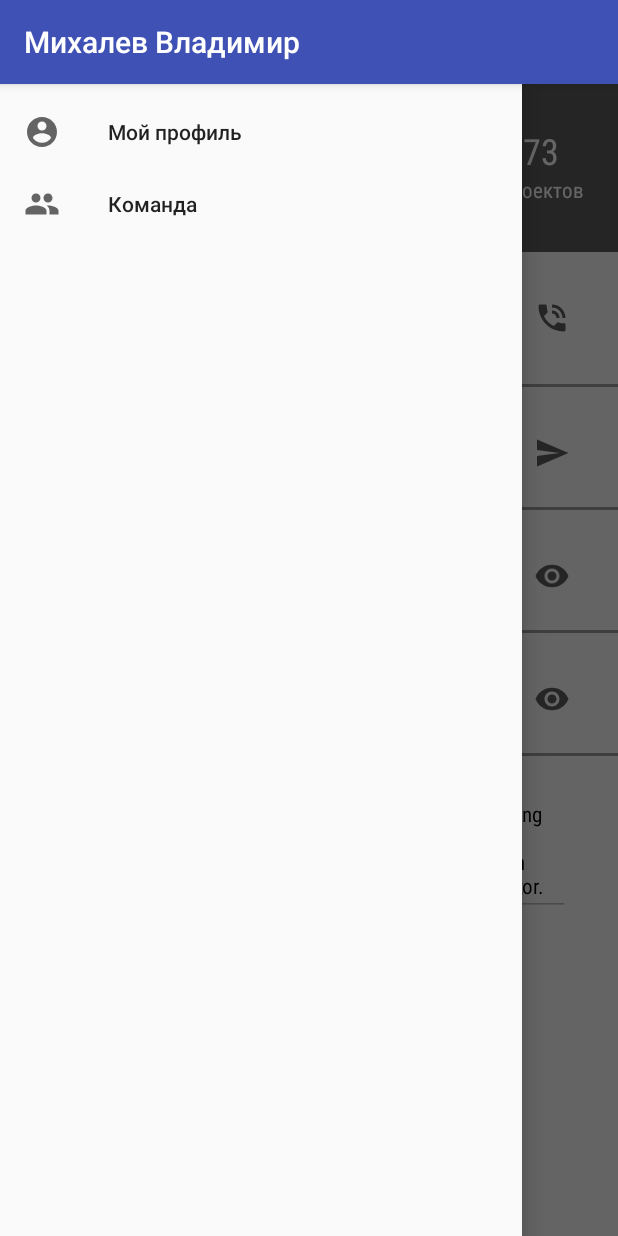
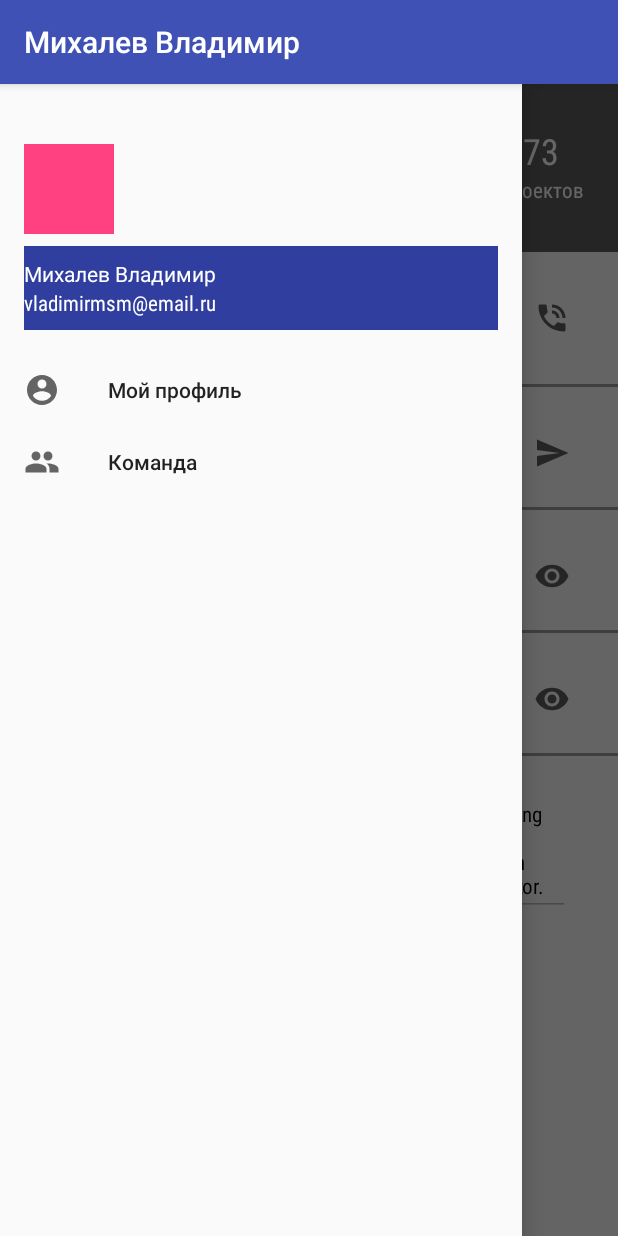
Before and after one commit to VladimirMi/DevIntensive, an Android app: the screen it shows after launch (MainActivity), with the side drawer open, on a phone screen of 412 x 824 dp. Run offline under Robolectric (Android 15) with nearby library versions, the phone set to English and light mode, and no system bars; 2 statements that could not run were skipped.

Commit message:
Adding HeaderLayout to Drawer

```diff
--- a/app/src/main/res/layout/activity_main.xml
+++ b/app/src/main/res/layout/activity_main.xml
@@ -49,11 +49,12 @@
     </android.support.design.widget.CoordinatorLayout>
 
     <android.support.design.widget.NavigationView
+        android:id="@+id/navigation_view"
         android:layout_width="match_parent"
         android:layout_height="match_parent"
         android:layout_gravity="left"
-        app:menu="@menu/drawer_menu"
-        android:id="@+id/navigation_view">
+        app:headerLayout="@layout/drawer_header"
+        app:menu="@menu/drawer_menu">
 
     </android.support.design.widget.NavigationView>
 </android.support.v4.widget.DrawerLayout>
--- /dev/null
+++ b/app/src/main/res/layout/drawer_header.xml
@@ -0,0 +1,35 @@
+<?xml version="1.0" encoding="utf-8"?>
+<RelativeLayout xmlns:android="http://schemas.android.com/apk/res/android"
+                android:layout_width="match_parent"
+                android:layout_height="172dp"
+                android:paddingBottom="@dimen/spacing_small_8"
+                android:paddingLeft="@dimen/spacing_normal_16"
+                android:paddingRight="@dimen/spacing_normal_16"
+                android:paddingTop="@dimen/spacing_medium_24">
+
+    <ImageView
+        android:layout_width="60dp"
+        android:layout_height="60dp"
+        android:background="@color/color_accent"
+        android:layout_marginTop="@dimen/spacing_normal_16"/>
+
+    <LinearLayout
+        android:layout_width="match_parent"
+        android:layout_height="@dimen/size_medium_56"
+        android:layout_alignParentBottom="true"
+        android:background="@color/color_primary_dark"
+        android:gravity="center_vertical"
+        android:orientation="vertical">
+
+        <TextView
+            android:id="@+id/user_name_txt"
+            style="@style/drawer_header.user_name"
+            android:text="@string/app_name"/>
+
+        <TextView
+            android:id="@+id/user_email_txt"
+            style="@style/drawer_header.email"
+            android:text="@string/email"/>
+    </LinearLayout>
+
+</RelativeLayout>
--- a/app/src/main/res/values/styles.xml
+++ b/app/src/main/res/values/styles.xml
@@ -65,4 +65,19 @@
         <item name="android:fullDark">@android:color/transparent</item>
     </style>
 
+    <style name="drawer_header">
+        <item name="android:textColor">@android:color/white</item>
+        <item name="android:textSize">@dimen/font_small_14</item>
+        <item name="android:layout_width">match_parent</item>
+        <item name="android:layout_height">wrap_content</item>
+    </style>
+
+    <style name="drawer_header.user_name" parent="drawer_header">
+        <item name="android:fontFamily" tools:targetApi="jelly_bean">sans-serif</item>
+    </style>
+
+    <style name="drawer_header.email" parent="drawer_header">
+        <item name="android:fontFamily" tools:targetApi="jelly_bean">sans-serif-condensed</item>
+    </style>
+
 </resources>
```
